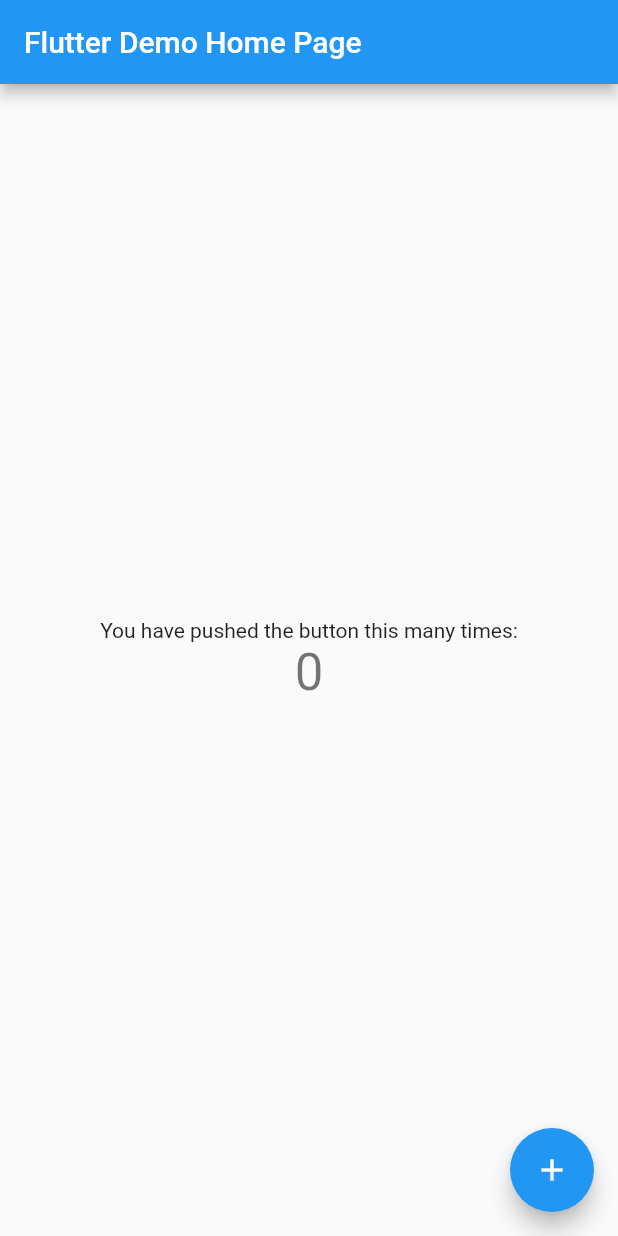
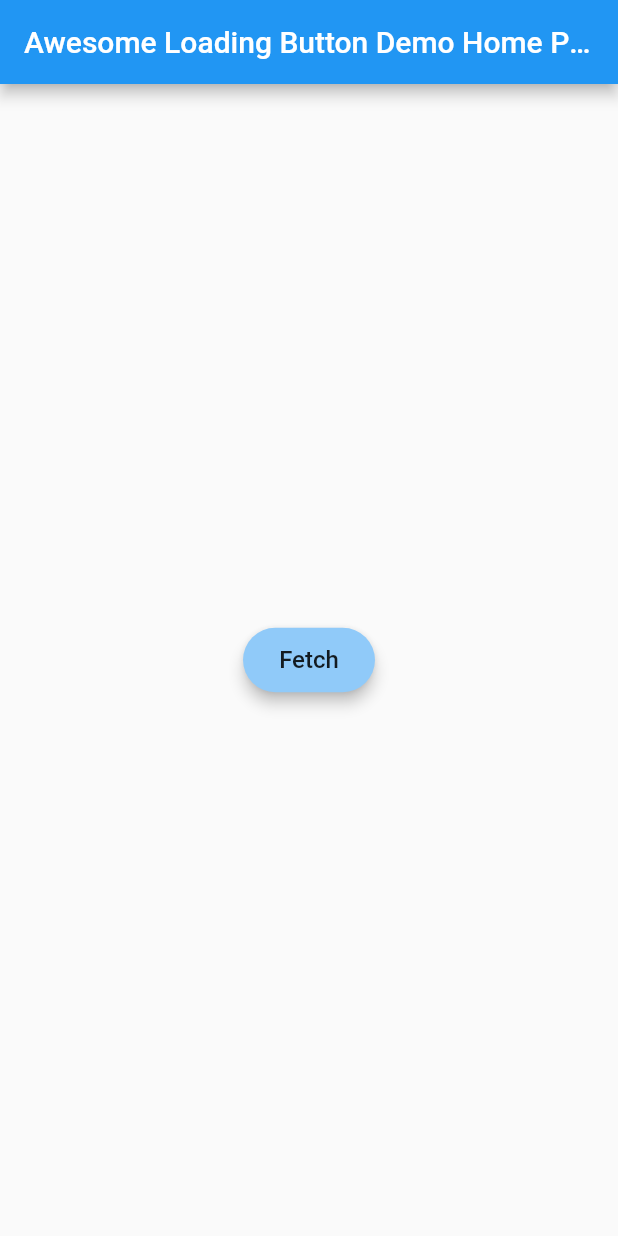
Before and after one commit to yunior123/flutter_awesome_loading_button, a Flutter app: the screen it shows after launch, on a phone screen of 412 x 824 dp. Run offline on Flutter 3.47's test engine with Material 2 defaults, Android fonts, the phone set to English and light mode, and no system bars.

Commit message:
Preparing example app

```diff
--- a/flutter_awesome_loading_button/example/lib/main.dart
+++ b/flutter_awesome_loading_button/example/lib/main.dart
@@ -1,4 +1,5 @@
 import 'package:flutter/material.dart';
+import 'package:flutter_awesome_loading_button/flutter_awesome_loading_button.dart';
 
 void main() {
   runApp(const MyApp());
@@ -11,7 +12,7 @@ class MyApp extends StatelessWidget {
   @override
   Widget build(BuildContext context) {
     return MaterialApp(
-      title: 'Flutter Demo',
+      title: 'Awesome Loading Button Demo',
       theme: ThemeData(
         // This is the theme of your application.
         //
@@ -19,12 +20,12 @@ class MyApp extends StatelessWidget {
         // application has a blue toolbar. Then, without quitting the app, try
         // changing the primarySwatch below to Colors.green and then invoke
         // "hot reload" (press "r" in the console where you ran "flutter run",
-        // or simply save your changes to "hot reload" in a Flutter IDE).
+        // or simply save your changes to "hot reload" in a Awesome Loading Button IDE).
         // Notice that the counter didn't reset back to zero; the application
         // is not restarted.
         primarySwatch: Colors.blue,
       ),
-      home: const MyHomePage(title: 'Flutter Demo Home Page'),
+      home: const MyHomePage(title: 'Awesome Loading Button Demo Home Page'),
     );
   }
 }
@@ -48,27 +49,8 @@ class MyHomePage extends StatefulWidget {
 }
 
 class _MyHomePageState extends State<MyHomePage> {
-  int _counter = 0;
-
-  void _incrementCounter() {
-    setState(() {
-      // This call to setState tells the Flutter framework that something has
-      // changed in this State, which causes it to rerun the build method below
-      // so that the display can reflect the updated values. If we changed
-      // _counter without calling setState(), then the build method would not be
-      // called again, and so nothing would appear to happen.
-      _counter++;
-    });
-  }
-
   @override
   Widget build(BuildContext context) {
-    // This method is rerun every time setState is called, for instance as done
-    // by the _incrementCounter method above.
-    //
-    // The Flutter framework has been optimized to make rerunning build methods
-    // fast, so that you can just rebuild anything that needs updating rather
-    // than having to individually change instances of widgets.
     return Scaffold(
       appBar: AppBar(
         // Here we take the value from the MyHomePage object that was created by
@@ -78,38 +60,17 @@ class _MyHomePageState extends State<MyHomePage> {
       body: Center(
         // Center is a layout widget. It takes a single child and positions it
         // in the middle of the parent.
-        child: Column(
-          // Column is also a layout widget. It takes a list of children and
-          // arranges them vertically. By default, it sizes itself to fit its
-          // children horizontally, and tries to be as tall as its parent.
-          //
-          // Invoke "debug painting" (press "p" in the console, choose the
-          // "Toggle Debug Paint" action from the Flutter Inspector in Android
-          // Studio, or the "Toggle Debug Paint" command in Visual Studio Code)
-          // to see the wireframe for each widget.
-          //
-          // Column has various properties to control how it sizes itself and
-          // how it positions its children. Here we use mainAxisAlignment to
-          // center the children vertically; the main axis here is the vertical
-          // axis because Columns are vertical (the cross axis would be
-          // horizontal).
-          mainAxisAlignment: MainAxisAlignment.center,
-          children: <Widget>[
-            const Text(
-              'You have pushed the button this many times:',
-            ),
-            Text(
-              '$_counter',
-              style: Theme.of(context).textTheme.headline4,
-            ),
-          ],
+        child: AwesomeLoadingButton(
+          onPressed: () async {
+            await Future.delayed(
+              const Duration(
+                seconds: 5,
+              ),
+            );
+          },
+          text: 'Fetch',
         ),
       ),
-      floatingActionButton: FloatingActionButton(
-        onPressed: _incrementCounter,
-        tooltip: 'Increment',
-        child: const Icon(Icons.add),
-      ), // This trailing comma makes auto-formatting nicer for build methods.
     );
   }
 }
```
Also changed, not shown: flutter_awesome_loading_button/example/pubspec.yaml (+5 -15 lines), flutter_awesome_loading_button/example/pubspec.lock, 1 other file.
